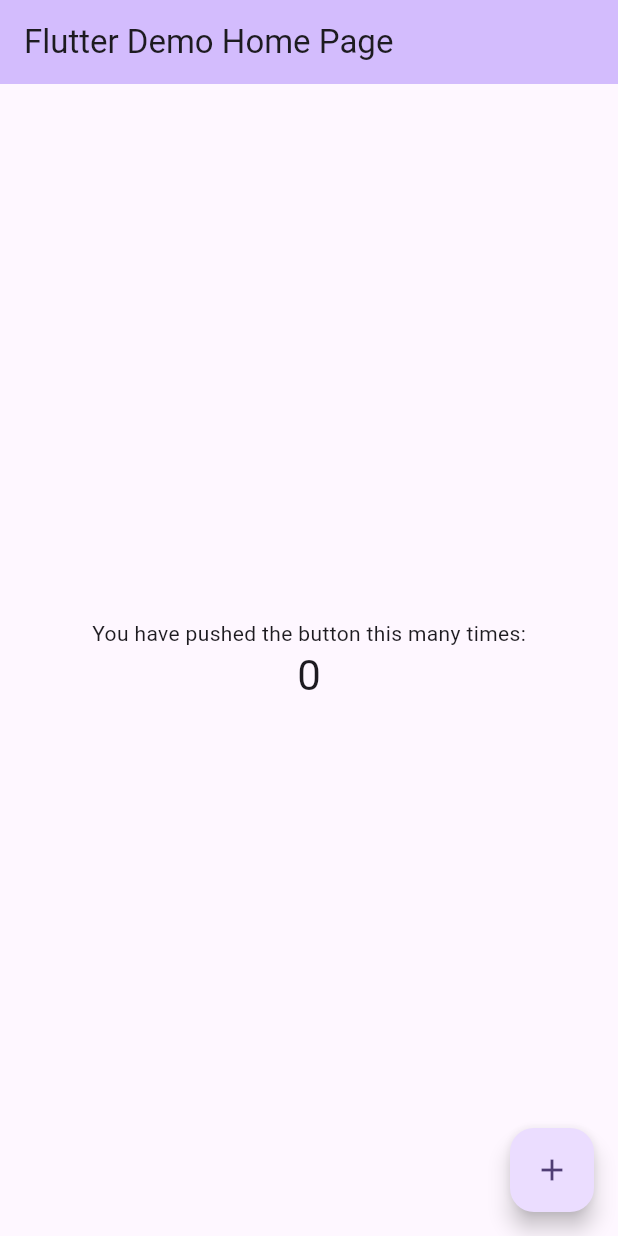
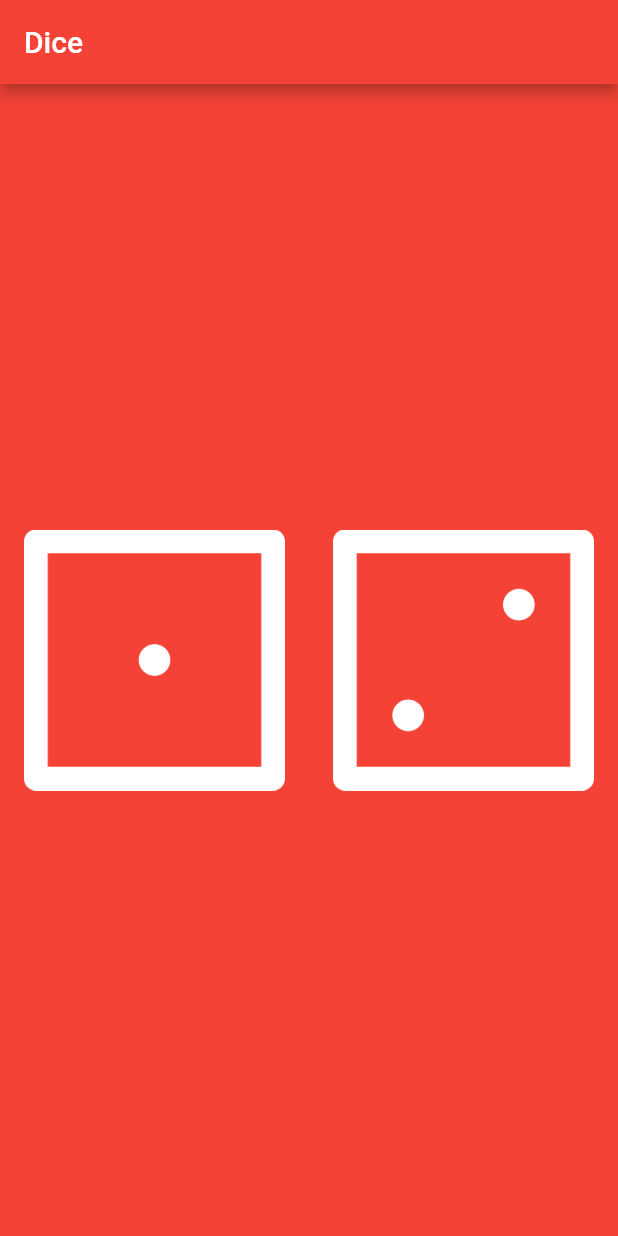
Before and after one commit to mrreiaz/Futter-Zero-To-Hero, a Flutter app: the screen it shows after launch, on a phone screen of 412 x 824 dp. Run offline on Flutter 3.47's test engine with Material 2 defaults, Android fonts, the light colour scheme and no system bars.

Commit message:
Add Expanded Widgets

```diff
--- a/lib/main.dart
+++ b/lib/main.dart
@@ -6,120 +6,44 @@
 
 class MyApp extends StatelessWidget {
   const MyApp({super.key});
-
   // This widget is the root of your application.
   @override
   Widget build(BuildContext context) {
     return MaterialApp(
-      title: 'Flutter Demo',
-      theme: ThemeData(
-        // This is the theme of your application.
-        //
-        // TRY THIS: Try running your application with "flutter run". You'll see
-        // the application has a blue toolbar. Then, without quitting the app,
-        // try changing the seedColor in the colorScheme below to Colors.green
-        // and then invoke "hot reload" (save your changes or press the "hot
-        // reload" button in a Flutter-supported IDE, or press "r" if you used
-        // the command line to start the app).
-        //
-        // Notice that the counter didn't reset back to zero; the application
-        // state is not lost during the reload. To reset the state, use hot
-        // restart instead.
-        //
-        // This works for code too, not just values: Most code changes can be
-        // tested with just a hot reload.
-        colorScheme: ColorScheme.fromSeed(seedColor: Colors.deepPurple),
-        useMaterial3: true,
+      home: Scaffold(
+        backgroundColor: Colors.red,
+        appBar: AppBar(
+          title: Text('Dice'),
+          backgroundColor: Colors.red,
+        ),
+        body: DicePage(),
       ),
-      home: const MyHomePage(title: 'Flutter Demo Home Page'),
     );
   }
 }
 
-class MyHomePage extends StatefulWidget {
-  const MyHomePage({super.key, required this.title});
-
-  // This widget is the home page of your application. It is stateful, meaning
-  // that it has a State object (defined below) that contains fields that affect
-  // how it looks.
-
-  // This class is the configuration for the state. It holds the values (in this
-  // case the title) provided by the parent (in this case the App widget) and
-  // used by the build method of the State. Fields in a Widget subclass are
-  // always marked "final".
-
-  final String title;
-
-  @override
-  State<MyHomePage> createState() => _MyHomePageState();
-}
-
-class _MyHomePageState extends State<MyHomePage> {
-  int _counter = 0;
-
-  void _incrementCounter() {
-    setState(() {
-      // This call to setState tells the Flutter framework that something has
-      // changed in this State, which causes it to rerun the build method below
-      // so that the display can reflect the updated values. If we changed
-      // _counter without calling setState(), then the build method would not be
-      // called again, and so nothing would appear to happen.
-      _counter++;
-    });
-  }
+class DicePage extends StatelessWidget {
+  const DicePage({super.key});
 
   @override
   Widget build(BuildContext context) {
-    // This method is rerun every time setState is called, for instance as done
-    // by the _incrementCounter method above.
-    //
-    // The Flutter framework has been optimized to make rerunning build methods
-    // fast, so that you can just rebuild anything that needs updating rather
-    // than having to individually change instances of widgets.
-    return Scaffold(
-      appBar: AppBar(
-        // TRY THIS: Try changing the color here to a specific color (to
-        // Colors.amber, perhaps?) and trigger a hot reload to see the AppBar
-        // change color while the other colors stay the same.
-        backgroundColor: Theme.of(context).colorScheme.inversePrimary,
-        // Here we take the value from the MyHomePage object that was created by
-        // the App.build method, and use it to set our appbar title.
-        title: Text(widget.title),
+    return Center(
+      child: Row(
+        children: [
+          Expanded(
+            child: Padding(
+              padding: const EdgeInsets.all(16.0),
+              child: Image.asset('images/dice1.png'),
+            ),
+          ),
+          Expanded(
+            child: Padding(
+              padding: const EdgeInsets.all(16.0),
+              child: Image.asset('images/dice2.png'),
+            ),
+          ),
+        ],
       ),
-      body: Center(
-        // Center is a layout widget. It takes a single child and positions it
-        // in the middle of the parent.
-        child: Column(
-          // Column is also a layout widget. It takes a list of children and
-          // arranges them vertically. By default, it sizes itself to fit its
-          // children horizontally, and tries to be as tall as its parent.
-          //
-          // Column has various properties to control how it sizes itself and
-          // how it positions its children. Here we use mainAxisAlignment to
-          // center the children vertically; the main axis here is the vertical
-          // axis because Columns are vertical (the cross axis would be
-          // horizontal).
-          //
-          // TRY THIS: Invoke "debug painting" (choose the "Toggle Debug Paint"
-          // action in the IDE, or press "p" in the console), to see the
-          // wireframe for each widget.
-          mainAxisAlignment: MainAxisAlignment.center,
-          children: <Widget>[
-            const Text(
-              'You have pushed the button this many times:',
-            ),
-            Text(
-              '$_counter',
-              style: Theme.of(context).textTheme.headlineMedium,
-            ),
-          ],
-        ),
-      ),
-      floatingActionButton: FloatingActionButton(
-        onPressed: _incrementCounter,
-        tooltip: 'Increment',
-        child: const Icon(Icons.add),
-      ), // This trailing comma makes auto-formatting nicer for build methods.
     );
   }
 }
```
Also changed, not shown: pubspec.yaml (+2 -51 lines), images/dice1.png (added), images/dice2.png (added), images/dice3.png (added), images/dice4.png (added), images/dice5.png (added), images/dice6.png (added), 1 other file.
